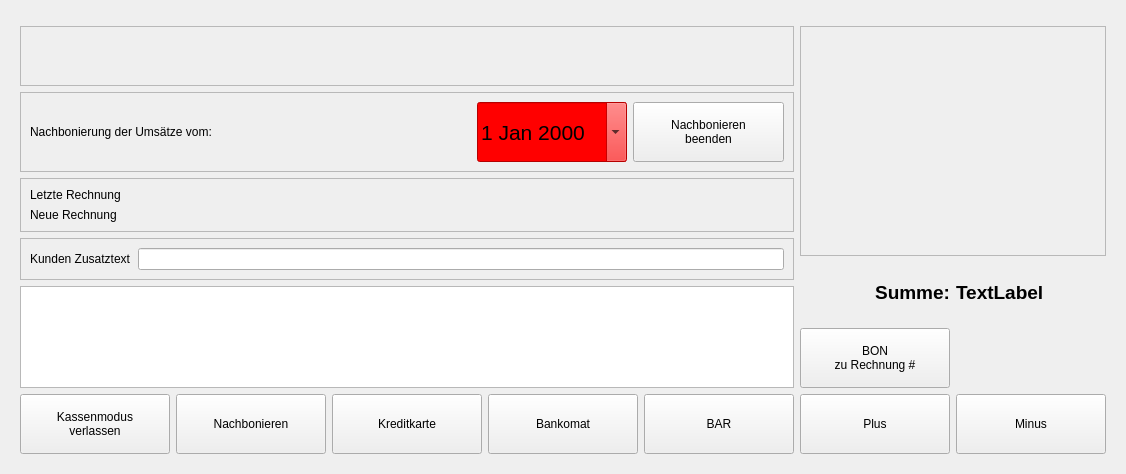
First picture: the form in src/ui/qrkregister.ui, repository todvora/qrk-registrier-kasse, before the edit.
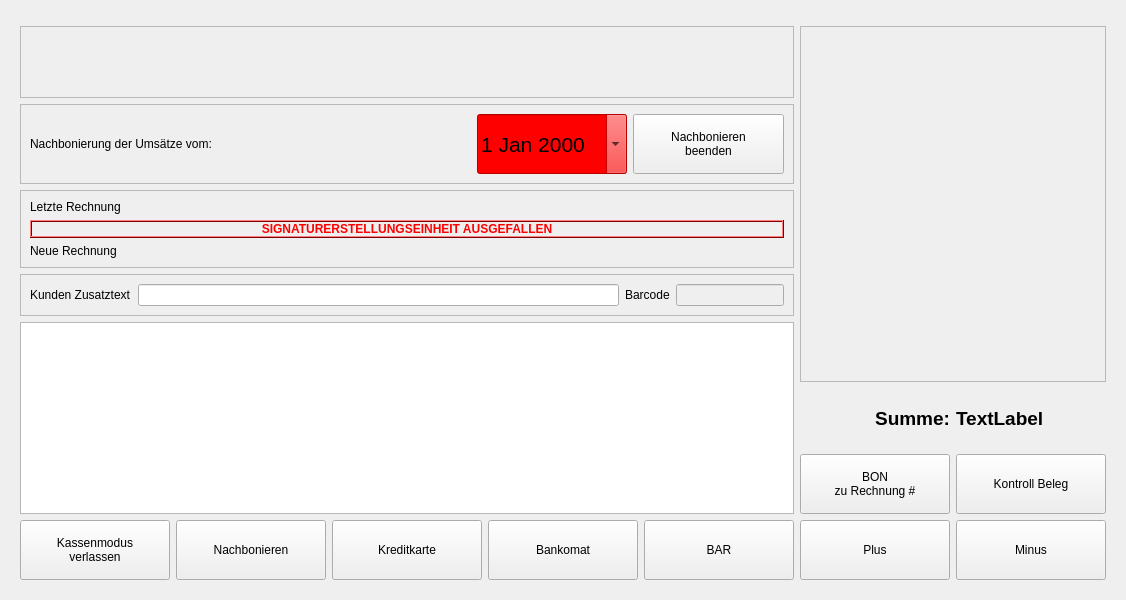
Second picture: the form after the edit. Icons and pictures are not drawn.

Diff of the .ui file:
```diff
--- a/src/ui/qrkregister.ui
+++ b/src/ui/qrkregister.ui
@@ -7,7 +7,7 @@
     <x>0</x>
     <y>0</y>
     <width>1126</width>
-    <height>474</height>
+    <height>600</height>
    </rect>
   </property>
   <property name="windowTitle">
@@ -58,7 +58,7 @@
              <x>0</x>
              <y>0</y>
              <width>780</width>
-             <height>56</height>
+             <height>70</height>
             </rect>
            </property>
            <layout class="QHBoxLayout" name="horizontalLayout_2">
@@ -205,6 +205,446 @@
              </property>
             </widget>
            </item>
+           <item>
+            <widget class="QLabel" name="safetyDeviceLabel">
+             <property name="palette">
+              <palette>
+               <active>
+                <colorrole role="WindowText">
+                 <brush brushstyle="SolidPattern">
+                  <color alpha="255">
+                   <red>255</red>
+                   <green>0</green>
+                   <blue>0</blue>
+                  </color>
+                 </brush>
+                </colorrole>
+                <colorrole role="Button">
+                 <brush brushstyle="SolidPattern">
+                  <color alpha="255">
+                   <red>255</red>
+                   <green>0</green>
+                   <blue>0</blue>
+                  </color>
+                 </brush>
+                </colorrole>
+                <colorrole role="Light">
+                 <brush brushstyle="SolidPattern">
+                  <color alpha="255">
+                   <red>255</red>
+                   <green>127</green>
+                   <blue>127</blue>
+                  </color>
+                 </brush>
+                </colorrole>
+                <colorrole role="Midlight">
+                 <brush brushstyle="SolidPattern">
+                  <color alpha="255">
+                   <red>255</red>
+                   <green>63</green>
+                   <blue>63</blue>
+                  </color>
+                 </brush>
+                </colorrole>
+                <colorrole role="Dark">
+                 <brush brushstyle="SolidPattern">
+                  <color alpha="255">
+                   <red>127</red>
+                   <green>0</green>
+                   <blue>0</blue>
+                  </color>
+                 </brush>
+                </colorrole>
+                <colorrole role="Mid">
+                 <brush brushstyle="SolidPattern">
+                  <color alpha="255">
+                   <red>170</red>
+                   <green>0</green>
+                   <blue>0</blue>
+                  </color>
+                 </brush>
+                </colorrole>
+                <colorrole role="Text">
+                 <brush brushstyle="SolidPattern">
+                  <color alpha="255">
+                   <red>255</red>
+                   <green>0</green>
+                   <blue>0</blue>
+                  </color>
+                 </brush>
+                </colorrole>
+                <colorrole role="BrightText">
+                 <brush brushstyle="SolidPattern">
+                  <color alpha="255">
+                   <red>255</red>
+                   <green>0</green>
+                   <blue>0</blue>
+                  </color>
+                 </brush>
+                </colorrole>
+                <colorrole role="ButtonText">
+                 <brush brushstyle="SolidPattern">
+                  <color alpha="255">
+                   <red>0</red>
+                   <green>0</green>
+                   <blue>0</blue>
+                  </color>
+                 </brush>
+                </colorrole>
+                <colorrole role="Base">
+                 <brush brushstyle="SolidPattern">
+                  <color alpha="255">
+                   <red>255</red>
+                   <green>255</green>
+                   <blue>255</blue>
+                  </color>
+                 </brush>
+                </colorrole>
+                <colorrole role="Window">
+                 <brush brushstyle="SolidPattern">
+                  <color alpha="255">
+                   <red>255</red>
+                   <green>0</green>
+                   <blue>0</blue>
+                  </color>
+                 </brush>
+                </colorrole>
+                <colorrole role="Shadow">
+                 <brush brushstyle="SolidPattern">
+                  <color alpha="255">
+                   <red>0</red>
+                   <green>0</green>
+                   <blue>0</blue>
+                  </color>
+                 </brush>
+                </colorrole>
+                <colorrole role="AlternateBase">
+                 <brush brushstyle="SolidPattern">
+                  <color alpha="255">
+                   <red>255</red>
+                   <green>127</green>
+                   <blue>127</blue>
+                  </color>
+                 </brush>
+                </colorrole>
+                <colorrole role="ToolTipBase">
+                 <brush brushstyle="SolidPattern">
+                  <color alpha="255">
+                   <red>255</red>
+                   <green>255</green>
+                   <blue>220</blue>
+                  </color>
+                 </brush>
+                </colorrole>
+                <colorrole role="ToolTipText">
+                 <brush brushstyle="SolidPattern">
+                  <color alpha="255">
+                   <red>0</red>
+                   <green>0</green>
+                   <blue>0</blue>
+                  </color>
+                 </brush>
+                </colorrole>
+               </active>
+               <inactive>
+                <colorrole role="WindowText">
+                 <brush brushstyle="SolidPattern">
+                  <color alpha="255">
+                   <red>255</red>
+                   <green>0</green>
+                   <blue>0</blue>
+                  </color>
+                 </brush>
+                </colorrole>
+                <colorrole role="Button">
+                 <brush brushstyle="SolidPattern">
+                  <color alpha="255">
+                   <red>255</red>
+                   <green>0</green>
+                   <blue>0</blue>
+                  </color>
+                 </brush>
+                </colorrole>
+                <colorrole role="Light">
+                 <brush brushstyle="SolidPattern">
+                  <color alpha="255">
+                   <red>255</red>
+                   <green>127</green>
+                   <blue>127</blue>
+                  </color>
+                 </brush>
+                </colorrole>
+                <colorrole role="Midlight">
+                 <brush brushstyle="SolidPattern">
+                  <color alpha="255">
+                   <red>255</red>
+                   <green>63</green>
+                   <blue>63</blue>
+                  </color>
+                 </brush>
+                </colorrole>
+                <colorrole role="Dark">
+                 <brush brushstyle="SolidPattern">
+                  <color alpha="255">
+                   <red>127</red>
+                   <green>0</green>
+                   <blue>0</blue>
+                  </color>
+                 </brush>
+                </colorrole>
+                <colorrole role="Mid">
+                 <brush brushstyle="SolidPattern">
+                  <color alpha="255">
+                   <red>170</red>
+                   <green>0</green>
+                   <blue>0</blue>
+                  </color>
+                 </brush>
+                </colorrole>
+                <colorrole role="Text">
+                 <brush brushstyle="SolidPattern">
+                  <color alpha="255">
+                   <red>255</red>
+                   <green>0</green>
+                   <blue>0</blue>
+                  </color>
+                 </brush>
+                </colorrole>
+                <colorrole role="BrightText">
+                 <brush brushstyle="SolidPattern">
+                  <color alpha="255">
+                   <red>255</red>
+                   <green>0</green>
+                   <blue>0</blue>
+                  </color>
+                 </brush>
+                </colorrole>
+                <colorrole role="ButtonText">
+                 <brush brushstyle="SolidPattern">
+                  <color alpha="255">
+                   <red>0</red>
+                   <green>0</green>
+                   <blue>0</blue>
+                  </color>
+                 </brush>
+                </colorrole>
+                <colorrole role="Base">
+                 <brush brushstyle="SolidPattern">
+                  <color alpha="255">
+                   <red>255</red>
+                   <green>255</green>
+                   <blue>255</blue>
+                  </color>
+                 </brush>
+                </colorrole>
+                <colorrole role="Window">
+                 <brush brushstyle="SolidPattern">
+                  <color alpha="255">
+                   <red>255</red>
+                   <green>0</green>
+                   <blue>0</blue>
+                  </color>
+                 </brush>
+                </colorrole>
+                <colorrole role="Shadow">
+                 <brush brushstyle="SolidPattern">
+                  <color alpha="255">
+                   <red>0</red>
+                   <green>0</green>
+                   <blue>0</blue>
+                  </color>
+                 </brush>
+                </colorrole>
+                <colorrole role="AlternateBase">
+                 <brush brushstyle="SolidPattern">
+                  <color alpha="255">
+                   <red>255</red>
+                   <green>127</green>
+                   <blue>127</blue>
+                  </color>
+                 </brush>
+                </colorrole>
+                <colorrole role="ToolTipBase">
+                 <brush brushstyle="SolidPattern">
+                  <color alpha="255">
+                   <red>255</red>
+                   <green>255</green>
+                   <blue>220</blue>
+                  </color>
+                 </brush>
+                </colorrole>
+                <colorrole role="ToolTipText">
+                 <brush brushstyle="SolidPattern">
+                  <color alpha="255">
+                   <red>0</red>
+                   <green>0</green>
+                   <blue>0</blue>
+                  </color>
+                 </brush>
+                </colorrole>
+               </inactive>
+               <disabled>
+                <colorrole role="WindowText">
+                 <brush brushstyle="SolidPattern">
+                  <color alpha="255">
+                   <red>127</red>
+                   <green>0</green>
+                   <blue>0</blue>
+                  </color>
+                 </brush>
+                </colorrole>
+                <colorrole role="Button">
+                 <brush brushstyle="SolidPattern">
+                  <color alpha="255">
+                   <red>255</red>
+                   <green>0</green>
+                   <blue>0</blue>
+                  </color>
+                 </brush>
+                </colorrole>
+                <colorrole role="Light">
+                 <brush brushstyle="SolidPattern">
+                  <color alpha="255">
+                   <red>255</red>
+                   <green>127</green>
+                   <blue>127</blue>
+                  </color>
+                 </brush>
+                </colorrole>
+                <colorrole role="Midlight">
+                 <brush brushstyle="SolidPattern">
+                  <color alpha="255">
+                   <red>255</red>
+                   <green>63</green>
+                   <blue>63</blue>
+                  </color>
+                 </brush>
+                </colorrole>
+                <colorrole role="Dark">
+                 <brush brushstyle="SolidPattern">
+                  <color alpha="255">
+                   <red>127</red>
+                   <green>0</green>
+                   <blue>0</blue>
+                  </color>
+                 </brush>
+                </colorrole>
+                <colorrole role="Mid">
+                 <brush brushstyle="SolidPattern">
+                  <color alpha="255">
+                   <red>170</red>
+                   <green>0</green>
+                   <blue>0</blue>
+                  </color>
+                 </brush>
+                </colorrole>
+                <colorrole role="Text">
+                 <brush brushstyle="SolidPattern">
+                  <color alpha="255">
+                   <red>127</red>
+                   <green>0</green>
+                   <blue>0</blue>
+                  </color>
+                 </brush>
+                </colorrole>
+                <colorrole role="BrightText">
+                 <brush brushstyle="SolidPattern">
+                  <color alpha="255">
+                   <red>255</red>
+                   <green>0</green>
+                   <blue>0</blue>
+                  </color>
+                 </brush>
+                </colorrole>
+                <colorrole role="ButtonText">
+                 <brush brushstyle="SolidPattern">
+                  <color alpha="255">
+                   <red>127</red>
+                   <green>0</green>
+                   <blue>0</blue>
+                  </color>
+                 </brush>
+                </colorrole>
+                <colorrole role="Base">
+                 <brush brushstyle="SolidPattern">
+                  <color alpha="255">
+                   <red>255</red>
+                   <green>0</green>
+                   <blue>0</blue>
+                  </color>
+                 </brush>
+                </colorrole>
+                <colorrole role="Window">
+                 <brush brushstyle="SolidPattern">
+                  <color alpha="255">
+                   <red>255</red>
+                   <green>0</green>
+                   <blue>0</blue>
+                  </color>
+                 </brush>
+                </colorrole>
+                <colorrole role="Shadow">
+                 <brush brushstyle="SolidPattern">
+                  <color alpha="255">
+                   <red>0</red>
+                   <green>0</green>
+                   <blue>0</blue>
+                  </color>
+                 </brush>
+                </colorrole>
+                <colorrole role="AlternateBase">
+                 <brush brushstyle="SolidPattern">
+                  <color alpha="255">
+                   <red>255</red>
+                   <green>0</green>
+                   <blue>0</blue>
+                  </color>
+                 </brush>
+                </colorrole>
+                <colorrole role="ToolTipBase">
+                 <brush brushstyle="SolidPattern">
+                  <color alpha="255">
+                   <red>255</red>
+                   <green>255</green>
+                   <blue>220</blue>
+                  </color>
+                 </brush>
+                </colorrole>
+                <colorrole role="ToolTipText">
+                 <brush brushstyle="SolidPattern">
+                  <color alpha="255">
+                   <red>0</red>
+                   <green>0</green>
+                   <blue>0</blue>
+                  </color>
+                 </brush>
+                </colorrole>
+               </disabled>
+              </palette>
+             </property>
+             <property name="font">
+              <font>
+               <weight>75</weight>
+               <bold>true</bold>
+              </font>
+             </property>
+             <property name="frameShape">
+              <enum>QFrame::Box</enum>
+             </property>
+             <property name="frameShadow">
+              <enum>QFrame::Raised</enum>
+             </property>
+             <property name="text">
+              <string>SIGNATURERSTELLUNGSEINHEIT AUSGEFALLEN</string>
+             </property>
+             <property name="scaledContents">
+              <bool>false</bool>
+             </property>
+             <property name="alignment">
+              <set>Qt::AlignCenter</set>
+             </property>
+            </widget>
+           </item>
            <item>
             <widget class="QLabel" name="newReceiptLabel">
              <property name="frameShape">
@@ -262,6 +702,38 @@
              </property>
             </widget>
            </item>
+           <item>
+            <widget class="QLabel" name="label_4">
+             <property name="text">
+              <string>Barcode</string>
+             </property>
+            </widget>
+           </item>
+           <item>
+            <widget class="QLineEdit" name="barcodeLineEdit">
+             <property name="enabled">
+              <bool>false</bool>
+             </property>
+             <property name="sizePolicy">
+              <sizepolicy hsizetype="Minimum" vsizetype="Fixed">
+               <horstretch>0</horstretch>
+               <verstretch>0</verstretch>
+              </sizepolicy>
+             </property>
+             <property name="autoFillBackground">
+              <bool>true</bool>
+             </property>
+             <property name="frame">
+              <bool>true</bool>
+             </property>
+             <property name="readOnly">
+              <bool>false</bool>
+             </property>
+             <property name="clearButtonEnabled">
+              <bool>false</bool>
+             </property>
+            </widget>
+           </item>
           </layout>
          </widget>
         </item>
@@ -368,8 +840,8 @@
             </property>
             <property name="sizeHint" stdset="0">
              <size>
-              <width>40</width>
-              <height>20</height>
+              <width>13</width>
+              <height>57</height>
              </size>
             </property>
            </spacer>
@@ -459,11 +931,11 @@
       <item>
        <layout class="QVBoxLayout" name="verticalLayout">
         <item>
-         <layout class="QGridLayout" name="gridLayout">
+         <layout class="QHBoxLayout" name="horizontalLayout_5">
           <property name="topMargin">
            <number>6</number>
           </property>
-          <item row="0" column="0">
+          <item>
            <widget class="QScrollArea" name="scrollAreaProducts">
             <property name="sizePolicy">
              <sizepolicy hsizetype="Expanding" vsizetype="MinimumExpanding">
@@ -492,7 +964,7 @@
                <x>0</x>
                <y>0</y>
                <width>302</width>
-               <height>237</height>
+               <height>363</height>
               </rect>
              </property>
             </widget>
@@ -502,8 +974,8 @@
         </item>
         <item>
          <layout class="QGridLayout" name="gridLayout_2">
-          <item row="1" column="0" colspan="2">
-           <widget class="QPushButton" name="receiptToInvoice">
+          <item row="6" column="2">
+           <widget class="QPushButton" name="checkReceiptButton">
             <property name="minimumSize">
              <size>
               <width>0</width>
@@ -511,8 +983,7 @@
              </size>
             </property>
             <property name="text">
-             <string>BON
-zu Rechnung #</string>
+             <string>Kontroll Beleg</string>
             </property>
             <property name="icon">
              <iconset resource="../qrk.qrc">
@@ -526,7 +997,7 @@
             </property>
            </widget>
           </item>
-          <item row="2" column="0" colspan="2">
+          <item row="10" column="0" colspan="2">
            <widget class="QPushButton" name="plusButton">
             <property name="sizePolicy">
              <sizepolicy hsizetype="Minimum" vsizetype="Fixed">
@@ -555,7 +1026,7 @@
             </property>
            </widget>
           </item>
-          <item row="2" column="2">
+          <item row="10" column="2">
            <widget class="QPushButton" name="minusButton">
             <property name="minimumSize">
              <size>
@@ -578,7 +1049,7 @@
             </property>
            </widget>
           </item>
-          <item row="0" column="1">
+          <item row="1" column="1">
            <widget class="QLabel" name="label">
             <property name="minimumSize">
              <size>
@@ -601,7 +1072,7 @@
             </property>
            </widget>
           </item>
-          <item row="0" column="2">
+          <item row="1" column="2">
            <widget class="QLabel" name="sumLabel">
             <property name="minimumSize">
              <size>
@@ -621,6 +1092,30 @@
             </property>
            </widget>
           </item>
+          <item row="6" column="0" colspan="2">
+           <widget class="QPushButton" name="receiptToInvoice">
+            <property name="minimumSize">
+             <size>
+              <width>0</width>
+              <height>60</height>
+             </size>
+            </property>
+            <property name="text">
+             <string>BON
+zu Rechnung #</string>
+            </property>
+            <property name="icon">
+             <iconset resource="../qrk.qrc">
+              <normaloff>:/icons/invoice.png</normaloff>:/icons/invoice.png</iconset>
+            </property>
+            <property name="iconSize">
+             <size>
+              <width>32</width>
+              <height>32</height>
+             </size>
+            </property>
+           </widget>
+          </item>
          </layout>
         </item>
        </layout>
```
Left out of the diff: 7 changed lines with no effect on the pictures.
